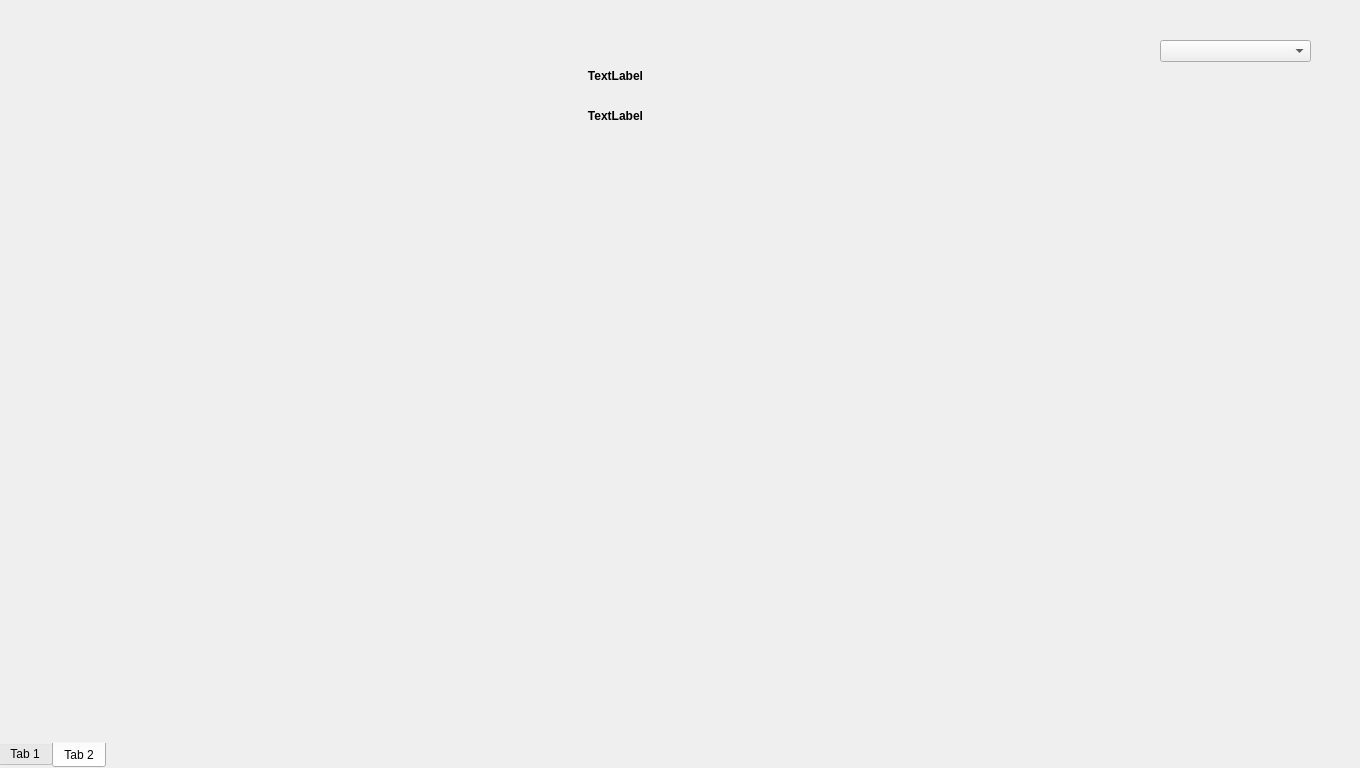
georgecpp/CleverPocket, file 3_Solution/CleverClient/dashboard.ui: the form before one commit.
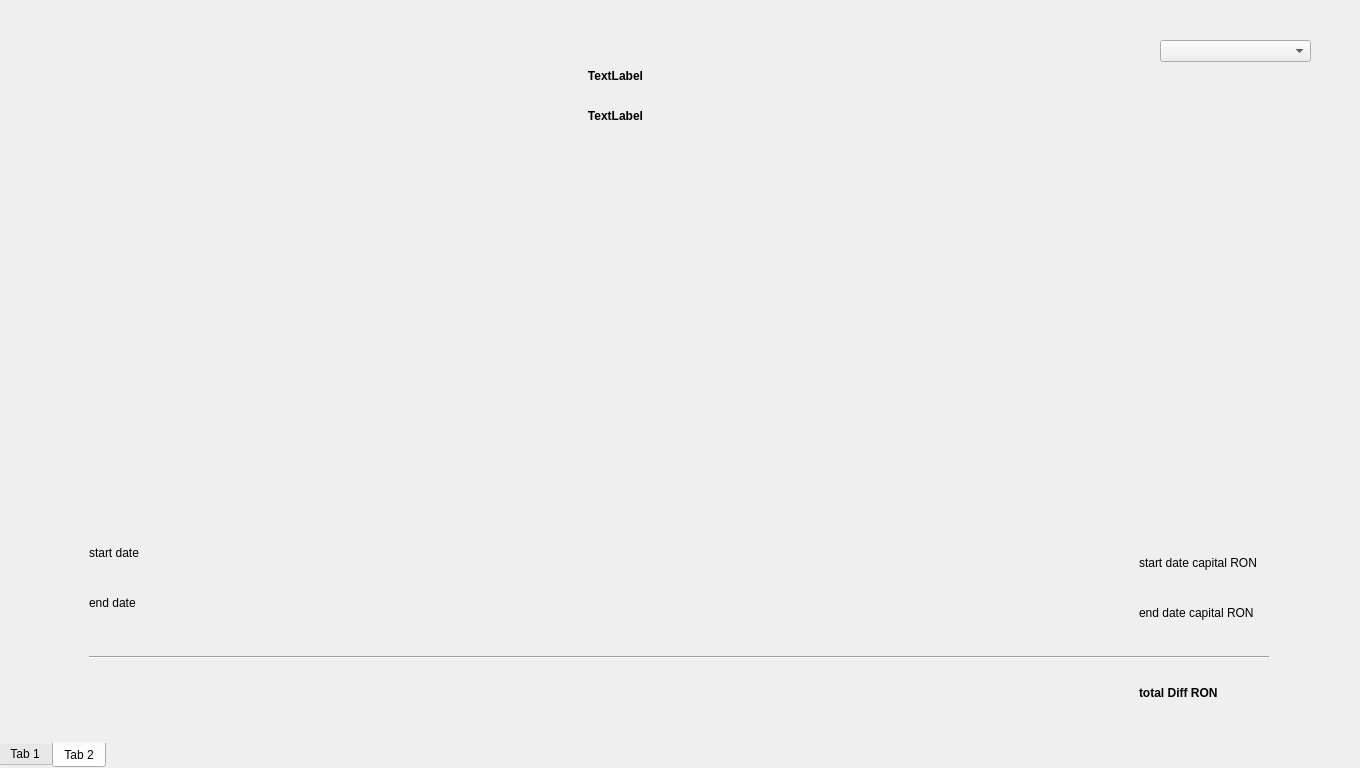
The form after the commit. The open tabs and pages were chosen to show the change. Custom widgets are drawn as their Qt base class.

Commit message: [UPDATE]: Statistics Capital Init

```diff
--- a/3_Solution/CleverClient/dashboard.ui
+++ b/3_Solution/CleverClient/dashboard.ui
@@ -2200,6 +2200,112 @@
       <attribute name="title">
        <string>Tab 2</string>
       </attribute>
+      <widget class="QChartView" name="monthsCapitalChart">
+       <property name="geometry">
+        <rect>
+         <x>100</x>
+         <y>30</y>
+         <width>1191</width>
+         <height>351</height>
+        </rect>
+       </property>
+       <property name="styleSheet">
+        <string notr="true">background-color: transparent;</string>
+       </property>
+       <property name="backgroundBrush">
+        <brush brushstyle="NoBrush">
+         <color alpha="255">
+          <red>0</red>
+          <green>0</green>
+          <blue>0</blue>
+         </color>
+        </brush>
+       </property>
+      </widget>
+      <widget class="QLabel" name="endDateCapitalLabel">
+       <property name="geometry">
+        <rect>
+         <x>100</x>
+         <y>440</y>
+         <width>131</width>
+         <height>31</height>
+        </rect>
+       </property>
+       <property name="text">
+        <string>end date</string>
+       </property>
+      </widget>
+      <widget class="Line" name="line_2">
+       <property name="geometry">
+        <rect>
+         <x>100</x>
+         <y>500</y>
+         <width>1180</width>
+         <height>21</height>
+        </rect>
+       </property>
+       <property name="orientation">
+        <enum>Qt::Horizontal</enum>
+       </property>
+      </widget>
+      <widget class="QLabel" name="capitalStartMonthLabel">
+       <property name="geometry">
+        <rect>
+         <x>1150</x>
+         <y>400</y>
+         <width>131</width>
+         <height>31</height>
+        </rect>
+       </property>
+       <property name="text">
+        <string>start date capital RON</string>
+       </property>
+      </widget>
+      <widget class="QLabel" name="capitalEndMonthLabel">
+       <property name="geometry">
+        <rect>
+         <x>1150</x>
+         <y>450</y>
+         <width>131</width>
+         <height>31</height>
+        </rect>
+       </property>
+       <property name="text">
+        <string>end date capital RON</string>
+       </property>
+      </widget>
+      <widget class="QLabel" name="startDateCapitalLabel">
+       <property name="geometry">
+        <rect>
+         <x>100</x>
+         <y>390</y>
+         <width>131</width>
+         <height>31</height>
+        </rect>
+       </property>
+       <property name="text">
+        <string>start date</string>
+       </property>
+      </widget>
+      <widget class="QLabel" name="deltaCapitalValueLabel">
+       <property name="geometry">
+        <rect>
+         <x>1150</x>
+         <y>530</y>
+         <width>131</width>
+         <height>31</height>
+        </rect>
+       </property>
+       <property name="font">
+        <font>
+         <weight>75</weight>
+         <bold>true</bold>
+        </font>
+       </property>
+       <property name="text">
+        <string>total Diff RON</string>
+       </property>
+      </widget>
      </widget>
     </widget>
    </widget>
```
Left out of the diff: 14 changed lines with no effect on the pictures. The commit also changes 2 other files.
